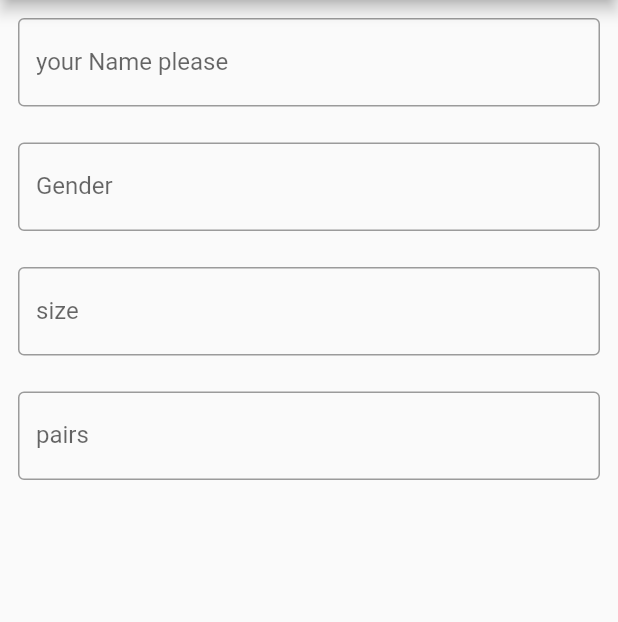
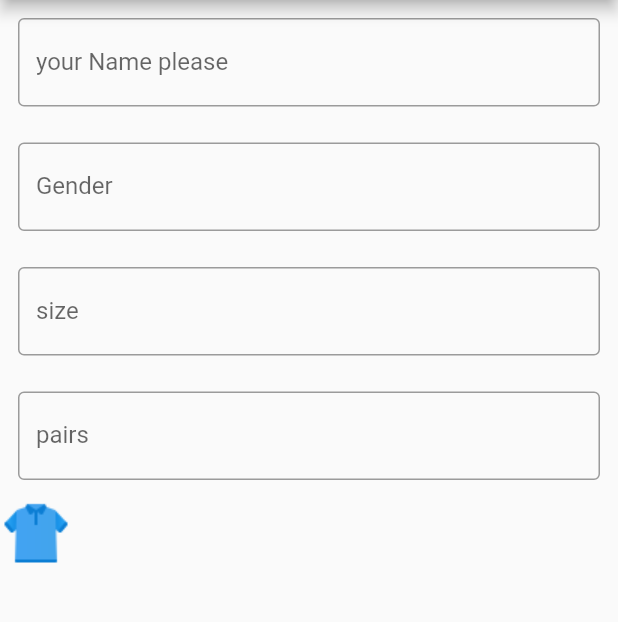
Before and after one commit to HEYKASHIF/in_syngo, a Flutter app: the clothes screen opened directly, on a phone screen of 412 x 824 dp, the part 84-706 px from its top. Run offline on Flutter 3.47's test engine with Material 2 defaults, Android fonts, the phone set to English and light mode, and no system bars; our stand-ins replace animated_splash_screen; missing offline and left inert: dart:ffi, intro_screen_onboarding_flutter; project files that could hold a hidden picture were left out.

Commit message:
14-april commit28

```diff
--- a/lib/clothes.dart
+++ b/lib/clothes.dart
@@ -67,7 +67,14 @@ class clothesState extends State<clothes> {
                 labelText: 'pairs',
               ),
             ),
-          )
+          ),
+          Row(
+            children: [
+              Container(
+                child: Image.asset('assets/icon/cloth.png'),
+              ),
+            ],
+          ),
         ],
       ),
     );
```
